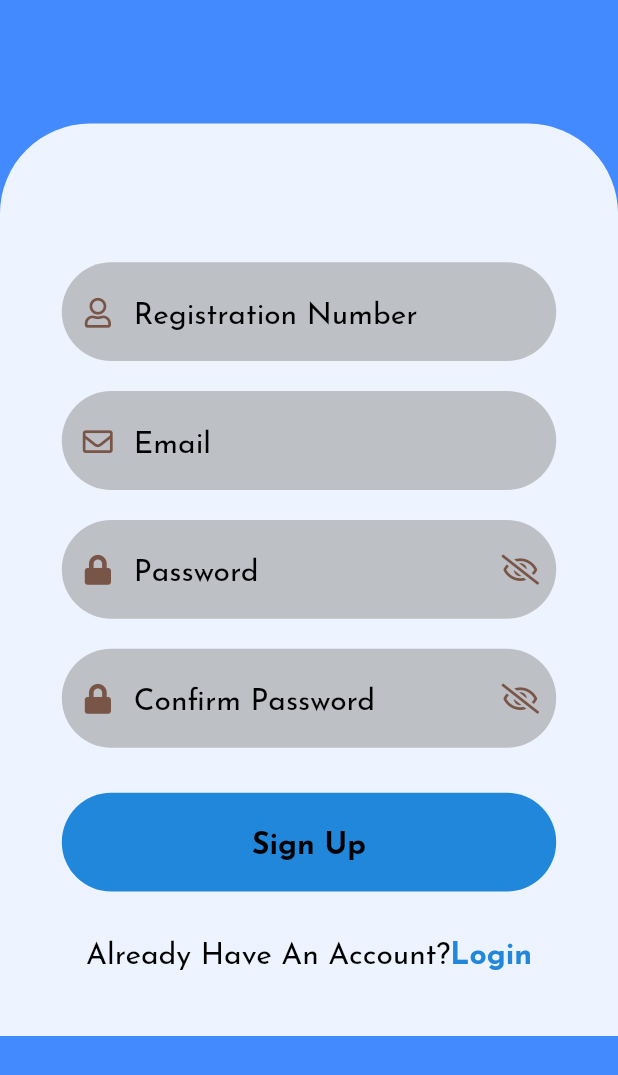
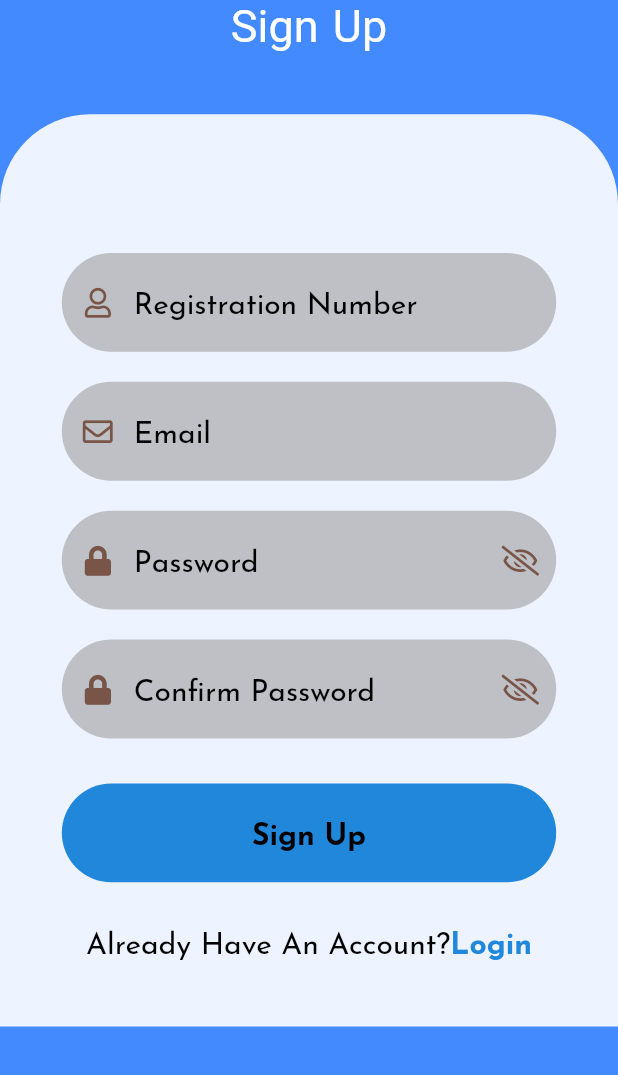
Before and after one commit to jose-34/Rada, a Flutter app: the CreateNewAccount screen opened by its route, on a phone screen of 412 x 824 dp. Shown: the top 1075 px of the screen. Run offline on Flutter 3.47's test engine with Material 2 defaults, Android fonts, the light colour scheme and no system bars; our stand-ins replace font_awesome_flutter, google_fonts; Roboto replaces fonts that are missing (open sans semibold).

Commit message:
Bsic and simple ui of rada

```diff
--- a/lib/screens/new_account.dart
+++ b/lib/screens/new_account.dart
@@ -22,7 +22,17 @@ class CreateNewAccount extends StatelessWidget {
             children: [
               Column(
                 children: [
-                  SizedBox(height: size.width * 0.2),
+                  Center(
+                    child: Text(
+                      "Sign Up",
+                      style: TextStyle(
+                          color: Colors.white,
+                          fontSize: 30,
+                          fontFamily: "open sans semibold"),
+                      textAlign: TextAlign.justify,
+                    ),
+                  ),
+                  SizedBox(height: size.width * 0.1),
                   Container(
                     decoration: BoxDecoration(
                         gradient: LinearGradient(
```
Also changed, not shown: lib/socketChat/chat_module.dart (added, +15 -0 lines), lib/socketChat/users.dart (added).
